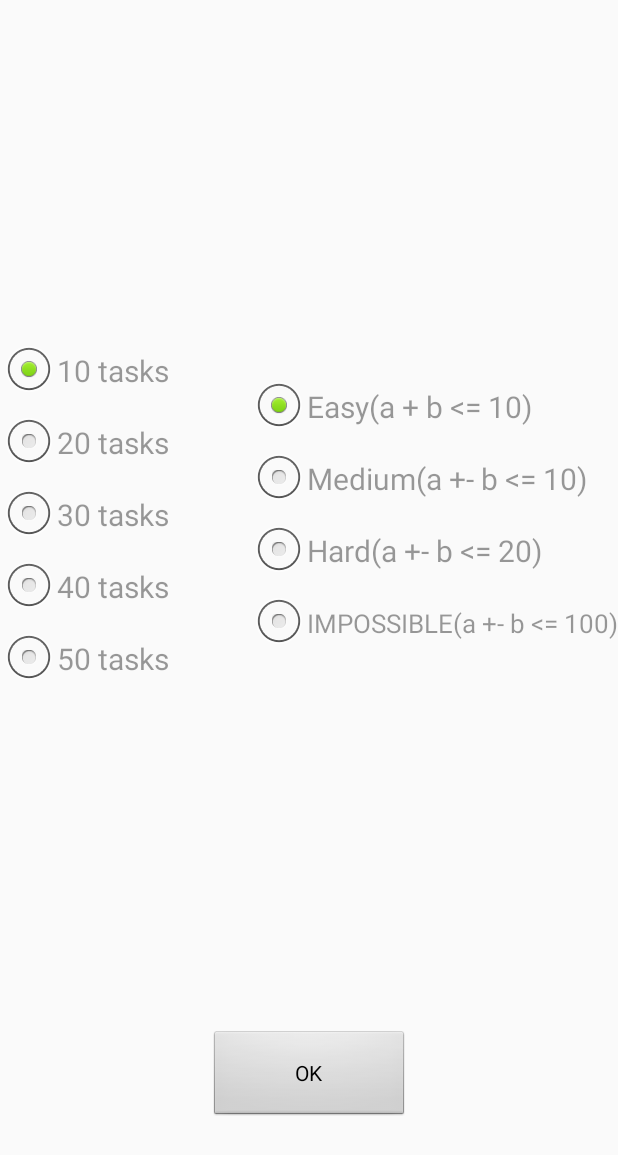
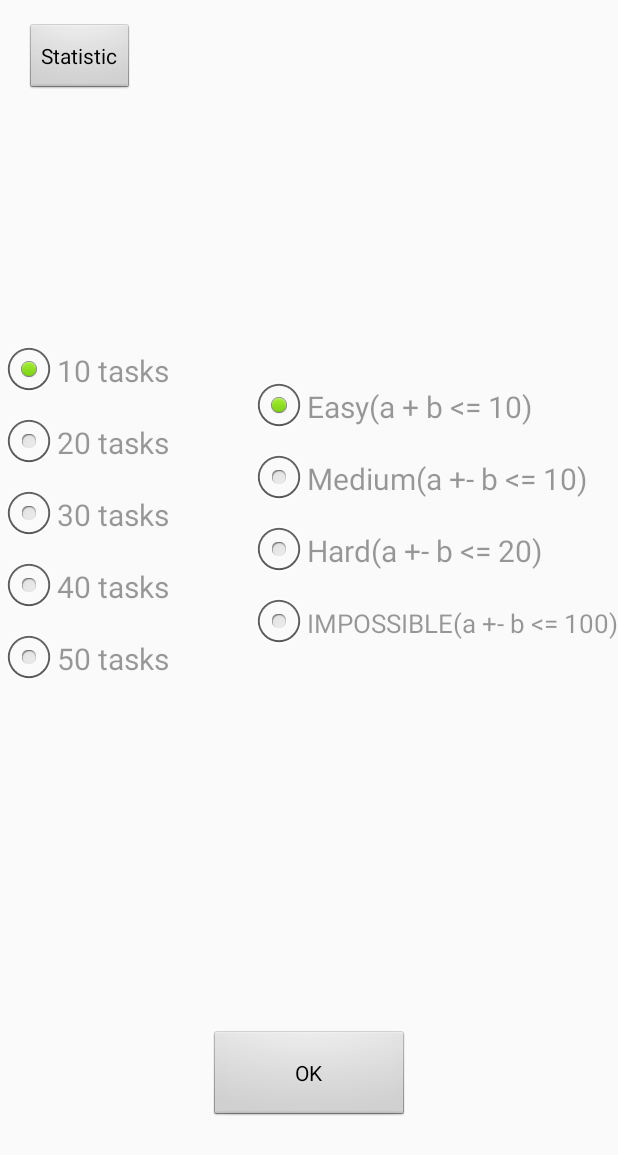
Before and after one commit to just-a-tractor/MathGame, an Android app: the screen it shows after launch (Menu), on a phone screen of 412 x 824 dp. Shown: the top 1155 px of the screen. Run offline under Robolectric (Android 15) with nearby library versions, the phone set to English and light mode, and no system bars.

Commit message:
Basic statistic

```diff
--- a/app/src/main/AndroidManifest.xml
+++ b/app/src/main/AndroidManifest.xml
@@ -13,6 +13,7 @@
         android:supportsRtl="true"
         android:theme="@style/AppTheme"
         tools:ignore="GoogleAppIndexingWarning">
+        <activity android:name=".Statistic"></activity>
         <activity
             android:name=".Menu"
             android:screenOrientation="portrait"
@@ -26,11 +27,11 @@
         <activity
             android:name=".MainActivity"
             android:screenOrientation="portrait"
-            android:theme="@style/Theme.AppCompat.Light.NoActionBar.FullScreen"/>
+            android:theme="@style/Theme.AppCompat.Light.NoActionBar.FullScreen" />
         <activity
             android:name=".win"
             android:screenOrientation="portrait"
-            android:theme="@style/Theme.AppCompat.Light.NoActionBar.FullScreen"/>
+            android:theme="@style/Theme.AppCompat.Light.NoActionBar.FullScreen" />
     </application>
 
 </manifest>
--- a/app/src/main/java/com/example/mathgame/Menu.java
+++ b/app/src/main/java/com/example/mathgame/Menu.java
@@ -7,25 +7,30 @@ import android.os.Bundle;
 import android.view.View;
 import android.widget.Button;
 import android.widget.RadioGroup;
+import android.widget.Toast;
 
 public class Menu extends AppCompatActivity implements View.OnClickListener {
 
     Button main_btn;
+    Button st_button;
     RadioGroup rg1;
     RadioGroup rg2;
     int n = 10;
     int bound = 10;
     boolean m = false;
+    private boolean exit_flag;
 
     @Override
     protected void onCreate(Bundle savedInstanceState) {
         super.onCreate(savedInstanceState);
 
         setContentView(R.layout.activity_menu);
-        main_btn = (Button) findViewById(R.id.main_btn);
+        main_btn = findViewById(R.id.main_btn);
         main_btn.setOnClickListener(this);
+        st_button = findViewById(R.id.st_button);
+        st_button.setOnClickListener(this);
 
-        rg1 = (RadioGroup) findViewById(R.id.radio1);
+        rg1 = findViewById(R.id.radio1);
         rg1.setOnCheckedChangeListener(new RadioGroup.OnCheckedChangeListener() {
             @Override
             public void onCheckedChanged(RadioGroup group, int checkedId) {
@@ -53,7 +58,7 @@ public class Menu extends AppCompatActivity implements View.OnClickListener {
             }
         });
 
-        rg2 = (RadioGroup) findViewById(R.id.radio2);
+        rg2 = findViewById(R.id.radio2);
         rg2.setOnCheckedChangeListener(new RadioGroup.OnCheckedChangeListener() {
             @Override
             public void onCheckedChanged(RadioGroup group, int checkedId) {
@@ -86,14 +91,36 @@ public class Menu extends AppCompatActivity implements View.OnClickListener {
     public void onClick(View v) {
         if (v.getId() == R.id.main_btn) {
             Intent intent = new Intent(this, MainActivity.class);
-            //Create the bundle
+
             Bundle bundle = new Bundle();
-
             bundle.putInt("stuff1", n);
             bundle.putInt("stuff2", bound);
             bundle.putBoolean("stuff3", m);
             intent.putExtras(bundle);
+
             startActivity(intent);
+        }
+        if (v.getId() == R.id.st_button) {
+            Intent intent = new Intent(this, Statistic.class);
+            startActivity(intent);
+        }
+
+    }
+    @Override
+    public void onBackPressed()
+    {
+        if (!exit_flag) {
+            Toast toast = Toast.makeText(getApplicationContext(),
+                    "Are you sure?", Toast.LENGTH_SHORT);
+            toast.show();
+            exit_flag = true;
+        }
+        else {
+            exit_flag = false;
+            Intent i = new Intent(Intent.ACTION_MAIN);
+            i.addCategory(Intent.CATEGORY_HOME);
+            i.setFlags(Intent.FLAG_ACTIVITY_CLEAR_TOP);
+            startActivity(i);
         }
     }
 }
--- a/app/src/main/res/layout/activity_main.xml
+++ b/app/src/main/res/layout/activity_main.xml
@@ -1,7 +1,6 @@
 <?xml version="1.0" encoding="utf-8"?>
 
 <androidx.constraintlayout.widget.ConstraintLayout xmlns:android="http://schemas.android.com/apk/res/android"
-    xmlns:app="http://schemas.android.com/apk/res-auto"
     xmlns:tools="http://schemas.android.com/tools"
     android:name=".MyActivity"
     android:theme="@android:style/Theme.NoTitleBar"
--- a/app/src/main/res/layout/activity_menu.xml
+++ b/app/src/main/res/layout/activity_menu.xml
@@ -112,4 +112,16 @@
             android:textColor="@color/black_overlay" />
     </RadioGroup>
 
+    <Button
+        android:id="@+id/st_button"
+        android:layout_width="wrap_content"
+        android:layout_height="wrap_content"
+        android:text="@string/statistic"
+        app:layout_constraintBottom_toBottomOf="parent"
+        app:layout_constraintEnd_toEndOf="parent"
+        app:layout_constraintHorizontal_bias="0.05"
+        app:layout_constraintStart_toStartOf="parent"
+        app:layout_constraintTop_toTopOf="parent"
+        app:layout_constraintVertical_bias="0.02" />
+
 </androidx.constraintlayout.widget.ConstraintLayout>
--- a/app/src/main/res/values/strings.xml
+++ b/app/src/main/res/values/strings.xml
@@ -15,4 +15,5 @@
     <string name="thirty">30 tasks</string>
     <string name="forty">40 tasks</string>
     <string name="fifty">50 tasks</string>
+    <string name="statistic">Statistic</string>
 </resources>
```
Also changed, not shown: app/src/main/java/com/example/mathgame/DrawThread.java (+63 -46 lines), app/src/main/java/com/example/mathgame/MainActivity.java (+8 -0 lines), app/src/main/java/com/example/mathgame/win.java (+67 -10 lines), app/src/main/res/drawable/smile.png (deleted).
